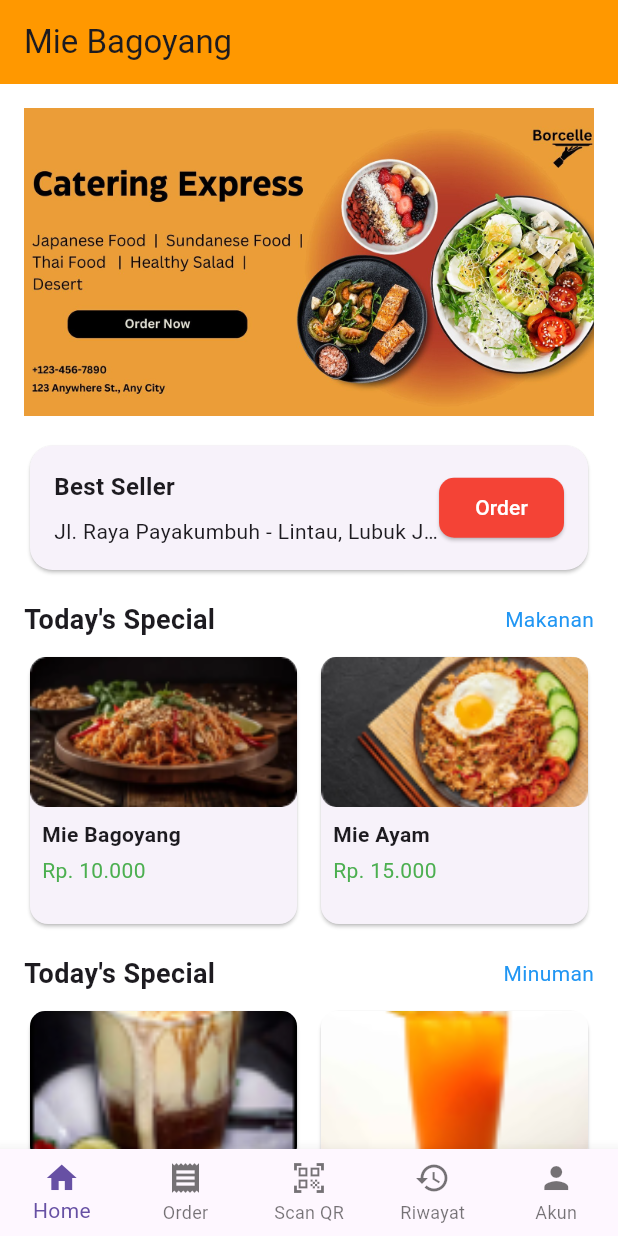
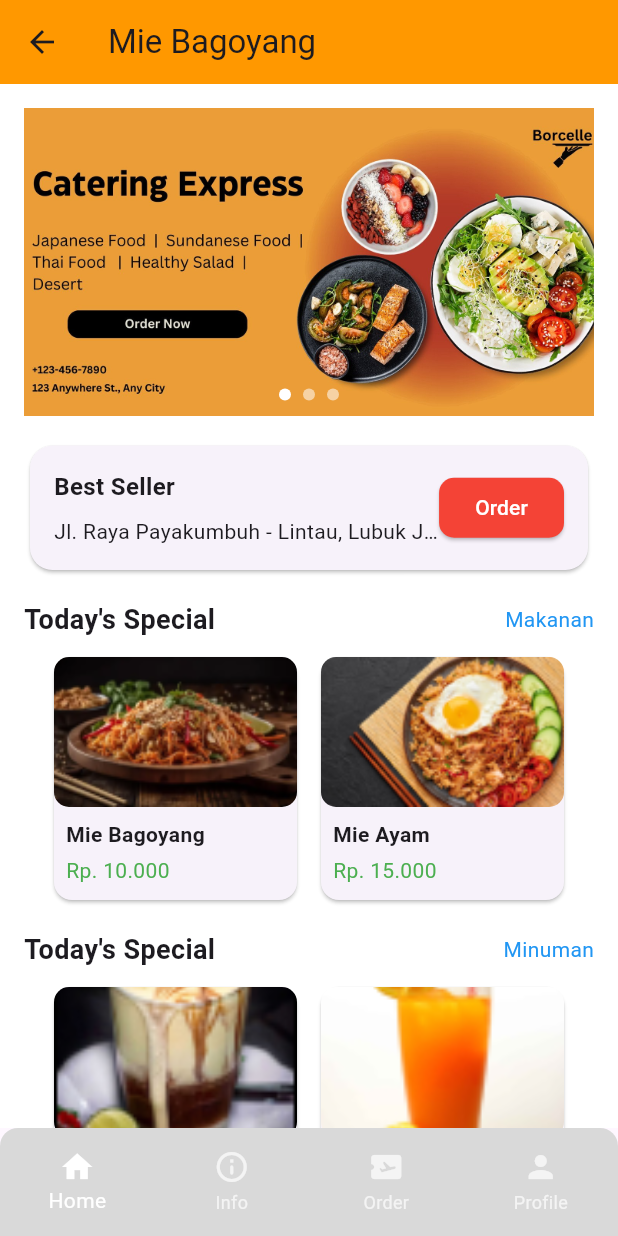
Before and after one commit to Andraelja/mie_bagoyang, a Flutter app: the screen it shows after launch, after a tap on "Log in", on a phone screen of 412 x 824 dp. Run offline on Flutter 3.47's test engine with Material 3 defaults, Android fonts, the phone set to English and light mode, and no system bars; our stand-ins replace get.

Commit message:
navigation down

```diff
--- a/lib/app/modules/home/controllers/home_controller.dart
+++ b/lib/app/modules/home/controllers/home_controller.dart
@@ -1,11 +1,48 @@
+import 'package:flutter/material.dart';
 import 'package:get/get.dart';
 
 class HomeController extends GetxController {
-  //TODO: Implement HomeController
+  final PageController pageController = PageController();
+  final RxInt currentPage = 0.obs;
 
-  final count = 0.obs;
+  final int totalPages = 3; // Jumlah total halaman yang dinamis
+
+  @override
+  void onInit() {
+    super.onInit();
+    _startAutoSlide();
+  }
 
 
+  void _startAutoSlide() {
+    Future.delayed(const Duration(seconds: 3), _autoSlide);
+  }
 
-  void increment() => count.value++;
+  void _autoSlide() {
+    if (!pageController.hasClients)
+      return; // Mencegah error jika controller belum terpasang
+
+    if (currentPage.value < totalPages - 1) {
+      pageController.animateToPage(
+        currentPage.value + 1,
+        duration: const Duration(seconds: 1),
+        curve: Curves.easeInOut,
+      );
+    } else {
+      pageController.animateToPage(
+        0,
+        duration: const Duration(seconds: 1),
+        curve: Curves.easeInOut,
+      );
+    }
+
+    currentPage.value = (currentPage.value + 1) % totalPages;
+    _startAutoSlide(); // Melanjutkan auto-slide
+  }
+
+  @override
+  void onClose() {
+    pageController.dispose(); // Membersihkan resource
+    super.onClose();
+  }
 }
--- a/lib/app/modules/home/views/home_view.dart
+++ b/lib/app/modules/home/views/home_view.dart
@@ -1,53 +1,9 @@
 import 'package:flutter/material.dart';
 import 'package:get/get.dart';
+import '../controllers/home_controller.dart';
 
-class HomeView extends StatelessWidget {
+class HomeView extends GetView<HomeController> {
   const HomeView({super.key});
-  @override
-  Widget build(BuildContext context) {
-    return MaterialApp(
-      debugShowCheckedModeBanner: false,
-      home: HomePage(),
-    );
-  }
-}
-
-class HomePage extends StatefulWidget {
-  const HomePage({super.key});
-
-  @override
-  _HomePageState createState() => _HomePageState();
-}
-
-class _HomePageState extends State<HomePage> {
-  final PageController _pageController = PageController();
-  int _currentPage = 0;
-
-  @override
-  void initState() {
-    super.initState();
-    Future.delayed(Duration(seconds: 3), _autoSlide);
-  }
-
-  void _autoSlide() {
-    if (_currentPage < 2) {
-      _pageController.animateToPage(
-        _currentPage + 1,
-        duration: Duration(seconds: 1),
-        curve: Curves.easeInOut,
-      );
-    } else {
-      _pageController.animateToPage(
-        0,
-        duration: Duration(seconds: 1),
-        curve: Curves.easeInOut,
-      );
-    }
-    setState(() {
-      _currentPage = (_currentPage + 1) % 3; // Assuming 3 images
-    });
-    Future.delayed(Duration(seconds: 3), _autoSlide);
-  }
 
   @override
   Widget build(BuildContext context) {
@@ -71,12 +27,12 @@ class _HomePageState extends State<HomePage> {
                   color: Colors.orange,
                   borderRadius: BorderRadius.circular(15),
                 ),
-                child: PageView(
-                  controller: _pageController,
+                child: Stack(
+                  children: [
+                    PageView(
+                      controller: controller.pageController,
                       onPageChanged: (int page) {
-                    setState(() {
-                      _currentPage = page;
-                    });
+                        controller.currentPage.value = page;
                       },
                       children: [
                         Image.asset(
@@ -93,11 +49,56 @@ class _HomePageState extends State<HomePage> {
                         ),
                       ],
                     ),
+                    Positioned(
+                      bottom: 10,
+                      left: 0,
+                      right: 0,
+                      child: Obx(() {
+                        return Row(
+                          mainAxisAlignment: MainAxisAlignment.center,
+                          children: List.generate(
+                            3, // Jumlah banner
+                            (index) => Container(
+                              margin:
+                                  const EdgeInsets.symmetric(horizontal: 4),
+                              width: 8,
+                              height: 8,
+                              decoration: BoxDecoration(
+                                color: controller.currentPage.value == index
+                                    ? Colors.white
+                                    : Colors.white54,
+                                shape: BoxShape.circle,
+                              ),
+                            ),
+                          ),
+                        );
+                      }),
+                    ),
+                  ],
+                ),
               ),
             ),
 
             // Best Seller Section
-            Padding(
+            _buildBestSellerSection(),
+
+            const SizedBox(height: 16),
+
+            // Today's Special - Makanan
+            _buildSpecialSection('Makanan', '/order'),
+
+            const SizedBox(height: 16),
+
+            // Today's Special - Minuman
+            _buildSpecialSection('Minuman', '/order_minuman'),
+          ],
+        ),
+      ),
+    );
+  }
+
+  Widget _buildBestSellerSection() {
+    return Padding(
       padding: const EdgeInsets.symmetric(horizontal: 16.0),
       child: Card(
         shape: RoundedRectangleBorder(
@@ -144,114 +145,43 @@ class _HomePageState extends State<HomePage> {
           ),
         ),
       ),
-            ),
+    );
+  }
 
-            const SizedBox(height: 16),
-
-            // Today's Special - Makanan
-            Padding(
+  Widget _buildSpecialSection(String type, String route) {
+    return Padding(
       padding: const EdgeInsets.symmetric(horizontal: 16.0),
-              child: Row(
+      child: Column(
+        children: [
+          Row(
             mainAxisAlignment: MainAxisAlignment.spaceBetween,
             children: [
-                  const Text(
+              Text(
                 'Today\'s Special',
-                    style: TextStyle(
+                style: const TextStyle(
                   fontWeight: FontWeight.bold,
                   fontSize: 18,
                 ),
               ),
               GestureDetector(
-                    onTap: () {
-                      // Navigasi ke halaman lain
-                      Get.toNamed(
-                          '/order'); // Ganti '/makanan' dengan rute tujuan Anda
-                    },
-                    child: const Text(
-                      'Makanan',
-                      style: TextStyle(
-                        color: Colors.blue, // Warna teks
+                onTap: () => Get.toNamed(route),
+                child: Text(
+                  type,
+                  style: const TextStyle(
+                    color: Colors.blue,
                     fontSize: 14,
-                        decoration:
-                            TextDecoration.none, // Tambahkan garis bawah
                   ),
                 ),
               ),
             ],
           ),
-            ),
           const SizedBox(height: 8),
-            _buildSpecialGrid('Makanan'),
-
-            const SizedBox(height: 16),
-
-            // Today's Special - Minuman
-            Padding(
-              padding: const EdgeInsets.symmetric(horizontal: 16.0),
-              child: Row(
-                mainAxisAlignment: MainAxisAlignment.spaceBetween,
-                children: [
-                  const Text(
-                    'Today\'s Special',
-                    style: TextStyle(
-                      fontWeight: FontWeight.bold,
-                      fontSize: 18,
-                    ),
-                  ),
-                  GestureDetector(
-                    onTap: () {
-                      // Navigasi ke halaman lain
-                      Get.toNamed(
-                          '/order_minuman'); // Ganti '/makanan' dengan rute tujuan Anda
-                    },
-                    child: const Text(
-                      'Minuman',
-                      style: TextStyle(
-                        color: Colors.blue, // Warna teks
-                        fontSize: 14,
-                        decoration:
-                            TextDecoration.none, // Tambahkan garis bawah
-                      ),
-                    ),
-                  ),
-                ],
-              ),
-            ),
-            const SizedBox(height: 8),
-            _buildSpecialGrid('Minuman'),
-          ],
-        ),
-      ),
-      bottomNavigationBar: BottomNavigationBar(
-        currentIndex: 0,
-        type: BottomNavigationBarType.fixed,
-        items: const [
-          BottomNavigationBarItem(
-            icon: Icon(Icons.home),
-            label: 'Home',
-          ),
-          BottomNavigationBarItem(
-            icon: Icon(Icons.receipt),
-            label: 'Order',
-          ),
-          BottomNavigationBarItem(
-            icon: Icon(Icons.qr_code_scanner),
-            label: 'Scan QR',
-          ),
-          BottomNavigationBarItem(
-            icon: Icon(Icons.history),
-            label: 'Riwayat',
-          ),
-          BottomNavigationBarItem(
-            icon: Icon(Icons.person),
-            label: 'Akun',
-          ),
+          _buildSpecialGrid(type),
         ],
       ),
     );
   }
 
-  // Build GridView for Today's Special
   Widget _buildSpecialGrid(String type) {
     List<Map<String, String>> items = (type == 'Makanan')
         ? [
@@ -300,12 +230,12 @@ class _HomePageState extends State<HomePage> {
                     children: [
                       Text(
                         item['name']!,
-                        style: TextStyle(fontWeight: FontWeight.bold),
+                        style: const TextStyle(fontWeight: FontWeight.bold),
                       ),
-                      SizedBox(height: 4),
+                      const SizedBox(height: 4),
                       Text(
                         item['price']!,
-                        style: TextStyle(color: Colors.green),
+                        style: const TextStyle(color: Colors.green),
                       ),
                     ],
                   ),
--- a/lib/app/modules/login/views/login_view.dart
+++ b/lib/app/modules/login/views/login_view.dart
@@ -60,7 +60,7 @@ class LoginView extends GetView<LoginController> {
                 ElevatedButton(
                   onPressed: () {
                     // Tambahkan navigasi untuk login
-                    Get.toNamed('/home');
+                    Get.toNamed('/main_navigation');
                   },
                   style: ElevatedButton.styleFrom(
                     backgroundColor: secondary,
--- a/lib/app/modules/main_navigation/bindings/main_navigation_binding.dart
+++ b/lib/app/modules/main_navigation/bindings/main_navigation_binding.dart
@@ -5,8 +5,6 @@ import '../controllers/main_navigation_controller.dart';
 class MainNavigationBinding extends Bindings {
   @override
   void dependencies() {
-    Get.lazyPut<MainNavigationController>(
-      () => MainNavigationController(),
-    );
+    Get.put(MainNavigationController());
   }
 }
--- a/lib/app/modules/main_navigation/controllers/main_navigation_controller.dart
+++ b/lib/app/modules/main_navigation/controllers/main_navigation_controller.dart
@@ -1,11 +1,9 @@
 import 'package:get/get.dart';
 
 class MainNavigationController extends GetxController {
-  // Index untuk tab yang aktif
-  var currentIndex = 0.obs;
+  final RxInt selectedIndex = 0.obs;
 
-  // Fungsi untuk mengubah tab
   void changeTab(int index) {
-    currentIndex.value = index;
+    selectedIndex.value = index;
   }
 }
--- a/lib/app/modules/main_navigation/views/main_navigation_view.dart
+++ b/lib/app/modules/main_navigation/views/main_navigation_view.dart
@@ -1,111 +1,72 @@
 import 'package:flutter/material.dart';
 import 'package:get/get.dart';
-
+import 'package:mie_bagoyang/app/modules/home/views/home_view.dart';
+import 'package:mie_bagoyang/app/modules/order/views/order_view.dart';
+import 'package:mie_bagoyang/app/modules/register/views/register_view.dart';
+import 'package:mie_bagoyang/app/shared/theme.dart';
 import '../controllers/main_navigation_controller.dart';
 
 class MainNavigationView extends GetView<MainNavigationController> {
-  const MainNavigationView({super.key});
+  MainNavigationView({super.key}) {
+    Get.put(MainNavigationController());
+  }
 
   @override
   Widget build(BuildContext context) {
+    final navigationController = Get.put(MainNavigationController());
+
     return Scaffold(
-      appBar: AppBar(
-        title: Obx(() {
-          // Menampilkan judul berbeda berdasarkan halaman yang dipilih
-          switch (controller.currentIndex.value) {
+      body: Obx(() {
+        switch (navigationController.selectedIndex.value) {
           case 0:
-              return const Text('Home');
+            return const HomeView();
           case 1:
-              return const Text('Order');
+            return const OrderView();
           case 2:
-              return const Text('Scan QR');
-            case 3:
-              return const Text('Riwayat');
-            case 4:
-              return const Text('Akun');
-            default:
-              return const Text('MainNavigationView');
-          }
-        }),
-        centerTitle: true,
-      ),
-      body: Obx(() {
-        // Menampilkan halaman yang sesuai dengan tab yang dipilih
-        switch (controller.currentIndex.value) {
-          case 0:
-            return const Center(
-              child: Text(
-                'Home Page',
-                style: TextStyle(fontSize: 20),
-              ),
-            );
-          case 1:
-            return const Center(
-              child: Text(
-                'Order Page',
-                style: TextStyle(fontSize: 20),
-              ),
-            );
-          case 2:
-            return const Center(
-              child: Text(
-                'Scan QR Page',
-                style: TextStyle(fontSize: 20),
-              ),
-            );
-          case 3:
-            return const Center(
-              child: Text(
-                'Riwayat Page',
-                style: TextStyle(fontSize: 20),
-              ),
-            );
-          case 4:
-            return const Center(
-              child: Text(
-                'Akun Page',
-                style: TextStyle(fontSize: 20),
-              ),
-            );
+            return const RegisterView();
           default:
             return const Center(
-              child: Text(
-                'Page not found',
-                style: TextStyle(fontSize: 20),
-              ),
-            );
+              child: Text("Page not found!"),
+            ); // Menangani kasus default
         }
       }),
       bottomNavigationBar: Obx(
-        () => BottomNavigationBar(
-          currentIndex: controller.currentIndex.value,
-          type: BottomNavigationBarType.fixed,
-          onTap: (index) {
-            // Mengubah indeks tab saat dipilih
-            controller.currentIndex.value = index;
-          },
+        () => Container(
+          height: 72,
+          decoration: const BoxDecoration(
+            borderRadius: BorderRadius.only(
+              topLeft: Radius.circular(12.0),
+              topRight: Radius.circular(12.0),
+            ),
+            color: secondary,
+          ),
+          child: BottomNavigationBar(
+            currentIndex: navigationController.selectedIndex.value,
+            onTap: navigationController.changeTab,
             items: const [
               BottomNavigationBarItem(
                 icon: Icon(Icons.home),
                 label: 'Home',
               ),
               BottomNavigationBarItem(
-              icon: Icon(Icons.receipt),
+                icon: Icon(Icons.info_outline_rounded),
+                label: 'Info',
+              ),
+              BottomNavigationBarItem(
+                icon: Icon(Icons.airplane_ticket_rounded),
                 label: 'Order',
               ),
               BottomNavigationBarItem(
-              icon: Icon(Icons.qr_code_scanner),
-              label: 'Scan QR',
-            ),
-            BottomNavigationBarItem(
-              icon: Icon(Icons.history),
-              label: 'Riwayat',
-            ),
-            BottomNavigationBarItem(
                 icon: Icon(Icons.person),
-              label: 'Akun',
+                label: 'Profile',
               ),
             ],
+            selectedItemColor: Colors.white,
+            unselectedItemColor: Colors.white70,
+            type: BottomNavigationBarType.fixed,
+            backgroundColor: Colors.transparent,
+            elevation: 0,
+          ),
         ),
       ),
     );
--- a/lib/app/routes/app_pages.dart
+++ b/lib/app/routes/app_pages.dart
@@ -41,7 +41,7 @@ class AppPages {
     ),
     GetPage(
       name: _Paths.MAIN_NAVIGATION,
-      page: () => const MainNavigationView(),
+      page: () => MainNavigationView(),
       binding: MainNavigationBinding(),
     ),
   ];
--- a/lib/app/routes/app_routes.dart
+++ b/lib/app/routes/app_routes.dart
@@ -8,6 +8,7 @@ abstract class Routes {
   static const REGISTER = _Paths.REGISTER;
   static const ORDER = _Paths.ORDER;
   static const MAIN_NAVIGATION = _Paths.MAIN_NAVIGATION;
+  static const RIWAYAT = _Paths.RIWAYAT;
 }
 
 abstract class _Paths {
@@ -17,4 +18,5 @@ abstract class _Paths {
   static const REGISTER = '/register';
   static const ORDER = '/order';
   static const MAIN_NAVIGATION = '/main-navigation';
+  static const RIWAYAT = '/riwayat';
 }
--- a/lib/main.dart
+++ b/lib/main.dart
@@ -1,16 +1,40 @@
 import 'package:flutter/material.dart';
-
 import 'package:get/get.dart';
-
+import 'package:mie_bagoyang/app/modules/home/controllers/home_controller.dart'; // Pastikan ini sesuai dengan lokasi controller Anda
+import 'package:mie_bagoyang/app/modules/home/views/home_view.dart';
+import 'package:mie_bagoyang/app/modules/login/views/login_view.dart';
+import 'package:mie_bagoyang/app/modules/main_navigation/views/main_navigation_view.dart';
+import 'package:mie_bagoyang/app/modules/register/views/register_view.dart';
 import 'app/routes/app_pages.dart';
 
 void main() {
+  // Inisialisasi GetX Controller
+  Get.put(
+      HomeController()); // Memastikan HomeController tersedia di seluruh aplikasi
+
   runApp(
     GetMaterialApp(
       debugShowCheckedModeBanner: false,
       title: "Application",
       initialRoute: AppPages.INITIAL,
-      getPages: AppPages.routes,
+      getPages: [
+        GetPage(
+          name: '/login',
+          page: () => LoginView(),
+        ),
+        GetPage(
+          name: '/main_navigation',
+          page: () => MainNavigationView(),
+        ),
+        GetPage(
+          name: '/register',
+          page: () => RegisterView(),
+        ),
+        GetPage(
+          name: '/home',
+          page: () => HomeView(),
+        ),
+      ],
     ),
   );
 }
```
Lines whose indentation alone changed are shown as unchanged.
